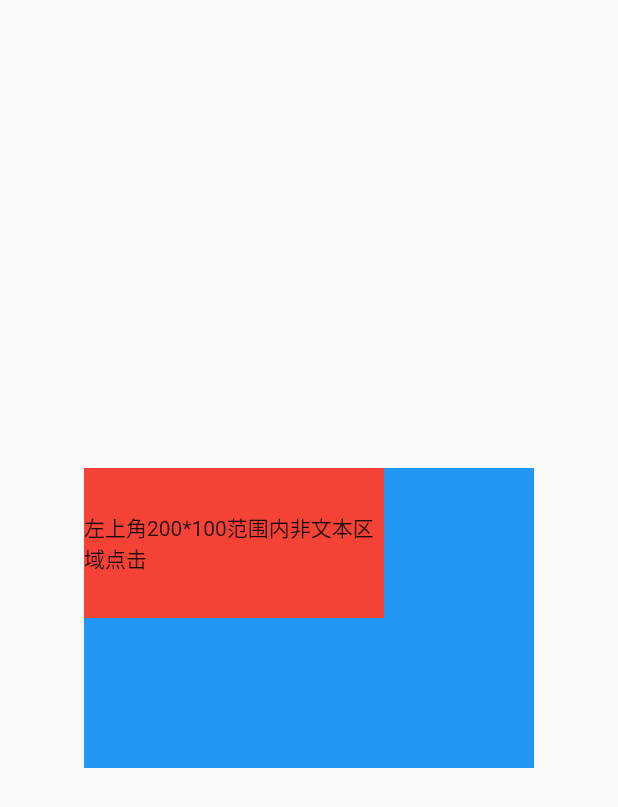
After one commit to yoyoyr/testFlutter, a Flutter app: the PointEvent screen opened directly, on a phone screen of 412 x 824 dp. The commit adds this screen. Shown: the top 807 px of the screen. Run offline on Flutter 3.47's test engine with Material 2 defaults, Android fonts, the phone set to English and light mode, and no system bars.

Commit message:
点击事件

```diff
--- /dev/null
+++ b/lib/widget/PointEvent/PointEvent.dart
@@ -0,0 +1,44 @@
+import 'package:flutter/cupertino.dart';
+import 'package:flutter/material.dart';
+
+class PointEvent extends StatefulWidget {
+  @override
+  _PointEventState createState() => _PointEventState();
+}
+
+class _PointEventState extends State<PointEvent> {
+  PointerEvent _event;
+
+  @override
+  Widget build(BuildContext context) {
+    return Scaffold(
+      body: Container(
+        margin: EdgeInsets.only(top: MediaQuery.of(context).padding.top),
+        child: Center(
+          child: Stack(
+            children: <Widget>[
+              Listener(
+                child: ConstrainedBox(
+                  constraints: BoxConstraints.tight(Size(300.0, 200.0)),
+                  child: DecoratedBox(
+                      decoration: BoxDecoration(color: Colors.blue)),
+                ),
+                onPointerDown: (event) => print("down0"),
+                behavior: HitTestBehavior.translucent, //放开此行注释后可以"点透"
+              ),
+              Listener(
+                child: Container(
+                  color: Colors.red,
+                  constraints: BoxConstraints.tight(Size(200.0, 100.0)),
+                  child: Center(child: Text("左上角200*100范围内非文本区域点击")),
+                ),
+                onPointerDown: (event) => print("down1"),
+                behavior: HitTestBehavior.translucent, //放开此行注释后可以"点透"
+              )
+            ],
+          ),
+        ),
+      ),
+    );
+  }
+}
```
Also changed, not shown: lib/main.dart (+20 -3 lines), lib/widget/FutureBuilderTest/FutureBuilderTest.dart (+31 -4 lines), lib/widget/PointEvent/DemoApp.dart (added, +57 -0 lines), lib/widget/PointEvent/Drag.dart (added, +62 -0 lines).
